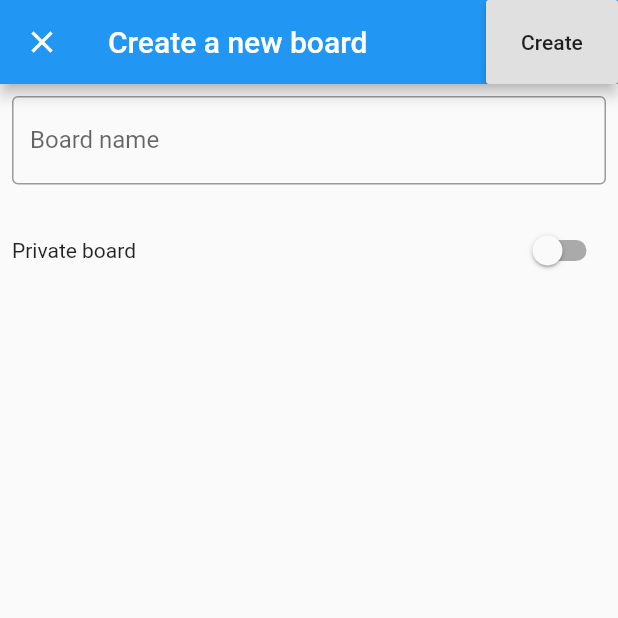
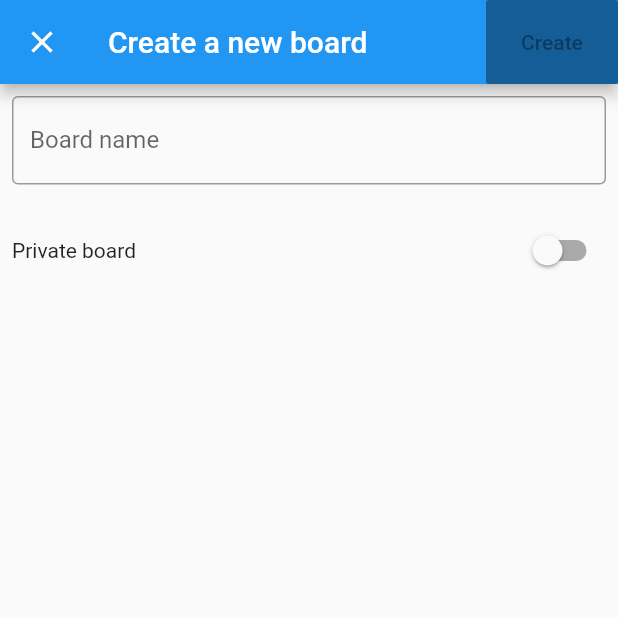
Before and after one commit to team-e-org/mobile, a Flutter app: the NewBoardScreen screen opened by its route, on a phone screen of 412 x 824 dp, the top half of it. Run offline on Flutter 3.47's test engine with Material 2 defaults, Android fonts, the phone set to English and light mode, and no system bars; our stand-ins replace equatable, flutter_bloc; generated files the repository leaves out were written again.

Commit message:
Update create button availability depending on board name is empty or not

```diff
--- a/lib/view/new_board_screen.dart
+++ b/lib/view/new_board_screen.dart
@@ -13,7 +13,8 @@ class NewBoardScreen extends StatelessWidget {
   }
 
   Widget _buildScreen(BuildContext context) {
-    return Scaffold(
+    return BlocBuilder<NewBoardScreenBloc, NewBoardScreenBlocState>(
+      builder: (context, state) => Scaffold(
         appBar: AppBar(
           title: Text(
             'Create a new board',
@@ -27,7 +28,9 @@ class NewBoardScreen extends StatelessWidget {
           actions: <Widget>[
             RaisedButton(
               child: Text('Create'),
-            onPressed: () {
+              onPressed: state.boardName.isEmpty
+                  ? null
+                  : () {
                       // TODO
                     },
             )
@@ -43,6 +46,7 @@ class NewBoardScreen extends StatelessWidget {
             ],
           ),
         ),
+      ),
     );
   }
 
@@ -54,7 +58,8 @@ class NewBoardScreen extends StatelessWidget {
         border: OutlineInputBorder(),
       ),
       onChanged: (value) {
-        // TODO 変更を通知する
+        BlocProvider.of<NewBoardScreenBloc>(context)
+            .add(BoardNameChanged(value: value));
       },
     );
   }
```
Lines whose indentation alone changed are shown as unchanged.
